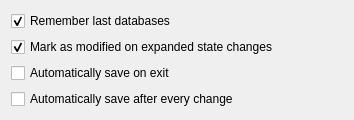
Above: src/gui/SettingsWidgetGeneral.ui from danilovsergei/keepassx-gdrive before the change. Below: the same form after it.
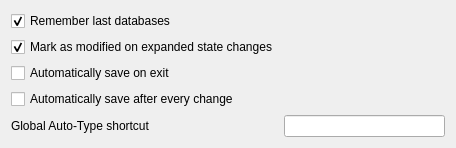
That is the form after the change. Custom widgets are drawn as their Qt base class.

Commit message: Add global shortcut widget to SettingsWidget and register shortcut on startup.

Patch:
```diff
--- a/src/gui/SettingsWidgetGeneral.ui
+++ b/src/gui/SettingsWidgetGeneral.ui
@@ -6,8 +6,8 @@
    <rect>
     <x>0</x>
     <y>0</y>
-    <width>354</width>
-    <height>104</height>
+    <width>456</width>
+    <height>146</height>
    </rect>
   </property>
   <layout class="QFormLayout" name="formLayout">
@@ -45,8 +45,25 @@
      </property>
     </widget>
    </item>
+   <item row="4" column="0">
+    <widget class="QLabel" name="label">
+     <property name="text">
+      <string>Global Auto-Type shortcut</string>
+     </property>
+    </widget>
+   </item>
+   <item row="4" column="1">
+    <widget class="ShortcutWidget" name="autoTypeShortcutWidget"/>
+   </item>
   </layout>
  </widget>
+ <customwidgets>
+  <customwidget>
+   <class>ShortcutWidget</class>
+   <extends>QLineEdit</extends>
+   <header>autotype/ShortcutWidget.h</header>
+  </customwidget>
+ </customwidgets>
  <resources/>
  <connections/>
 </ui>
```
The commit also changes 5 other files.
